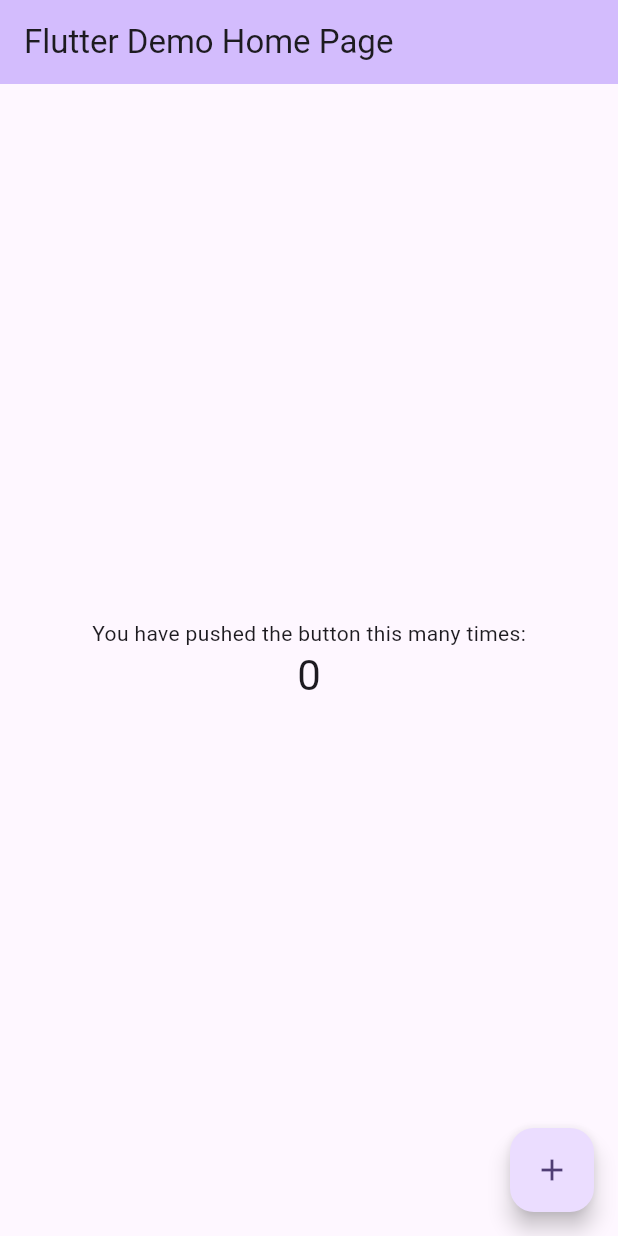
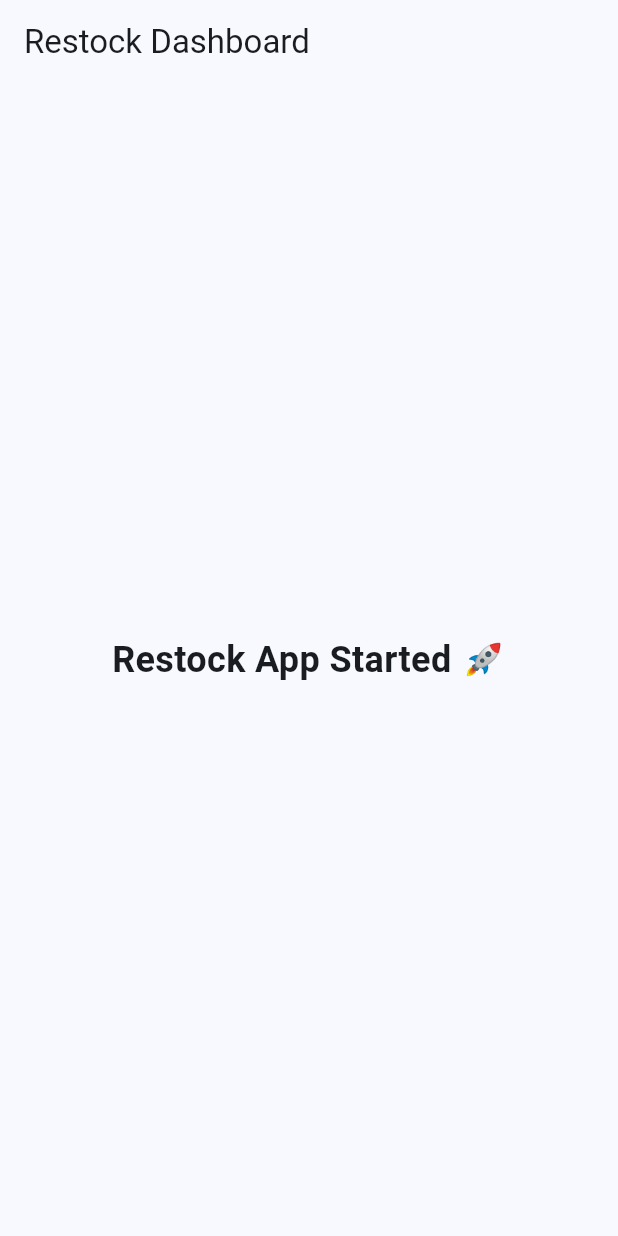
Before and after one commit to Bloody1Ace/restock_app, a Flutter app: the screen it shows after launch, on a phone screen of 412 x 824 dp. Run offline on Flutter 3.47's test engine with Material 3 defaults, Android fonts, the phone set to English and light mode, and no system bars.

Commit message:
Setup initial app structure

```diff
--- a/lib/main.dart
+++ b/lib/main.dart
@@ -1,121 +1,43 @@
 import 'package:flutter/material.dart';
 
 void main() {
-  runApp(const MyApp());
+  runApp(const RestockApp());
 }
 
-class MyApp extends StatelessWidget {
-  const MyApp({super.key});
+class RestockApp extends StatelessWidget {
+  const RestockApp({super.key});
 
-  // This widget is the root of your application.
   @override
   Widget build(BuildContext context) {
     return MaterialApp(
-      title: 'Flutter Demo',
+      debugShowCheckedModeBanner: false,
+      title: 'Restock App',
       theme: ThemeData(
-        // This is the theme of your application.
-        //
-        // TRY THIS: Try running your application with "flutter run". You'll see
-        // the application has a purple toolbar. Then, without quitting the app,
-        // try changing the seedColor in the colorScheme below to Colors.green
-        // and then invoke "hot reload" (save your changes or press the "hot
-        // reload" button in a Flutter-supported IDE, or press "r" if you used
-        // the command line to start the app).
-        //
-        // Notice that the counter didn't reset back to zero; the application
-        // state is not lost during the reload. To reset the state, use hot
-        // restart instead.
-        //
-        // This works for code too, not just values: Most code changes can be
-        // tested with just a hot reload.
-        colorScheme: .fromSeed(seedColor: Colors.deepPurple),
+        colorSchemeSeed: Colors.blue,
+        useMaterial3: true,
       ),
-      home: const MyHomePage(title: 'Flutter Demo Home Page'),
+      home: const HomeScreen(),
     );
   }
 }
 
-class MyHomePage extends StatefulWidget {
-  const MyHomePage({super.key, required this.title});
-
-  // This widget is the home page of your application. It is stateful, meaning
-  // that it has a State object (defined below) that contains fields that affect
-  // how it looks.
-
-  // This class is the configuration for the state. It holds the values (in this
-  // case the title) provided by the parent (in this case the App widget) and
-  // used by the build method of the State. Fields in a Widget subclass are
-  // always marked "final".
-
-  final String title;
-
-  @override
-  State<MyHomePage> createState() => _MyHomePageState();
-}
-
-class _MyHomePageState extends State<MyHomePage> {
-  int _counter = 0;
-
-  void _incrementCounter() {
-    setState(() {
-      // This call to setState tells the Flutter framework that something has
-      // changed in this State, which causes it to rerun the build method below
-      // so that the display can reflect the updated values. If we changed
-      // _counter without calling setState(), then the build method would not be
-      // called again, and so nothing would appear to happen.
-      _counter++;
-    });
-  }
+class HomeScreen extends StatelessWidget {
+  const HomeScreen({super.key});
 
   @override
   Widget build(BuildContext context) {
-    // This method is rerun every time setState is called, for instance as done
-    // by the _incrementCounter method above.
-    //
-    // The Flutter framework has been optimized to make rerunning build methods
-    // fast, so that you can just rebuild anything that needs updating rather
-    // than having to individually change instances of widgets.
     return Scaffold(
       appBar: AppBar(
-        // TRY THIS: Try changing the color here to a specific color (to
-        // Colors.amber, perhaps?) and trigger a hot reload to see the AppBar
-        // change color while the other colors stay the same.
-        backgroundColor: Theme.of(context).colorScheme.inversePrimary,
-        // Here we take the value from the MyHomePage object that was created by
-        // the App.build method, and use it to set our appbar title.
-        title: Text(widget.title),
+        title: const Text('Restock Dashboard'),
       ),
-      body: Center(
-        // Center is a layout widget. It takes a single child and positions it
-        // in the middle of the parent.
-        child: Column(
-          // Column is also a layout widget. It takes a list of children and
-          // arranges them vertically. By default, it sizes itself to fit its
-          // children horizontally, and tries to be as tall as its parent.
-          //
-          // Column has various properties to control how it sizes itself and
-          // how it positions its children. Here we use mainAxisAlignment to
-          // center the children vertically; the main axis here is the vertical
-          // axis because Columns are vertical (the cross axis would be
-          // horizontal).
-          //
-          // TRY THIS: Invoke "debug painting" (choose the "Toggle Debug Paint"
-          // action in the IDE, or press "p" in the console), to see the
-          // wireframe for each widget.
-          mainAxisAlignment: .center,
-          children: [
-            const Text('You have pushed the button this many times:'),
-            Text(
-              '$_counter',
-              style: Theme.of(context).textTheme.headlineMedium,
-            ),
-          ],
+      body: const Center(
+        child: Text(
+          'Restock App Started 🚀',
+          style: TextStyle(
+            fontSize: 24,
+            fontWeight: FontWeight.bold,
+          ),
         ),
-      ),
-      floatingActionButton: FloatingActionButton(
-        onPressed: _incrementCounter,
-        tooltip: 'Increment',
-        child: const Icon(Icons.add),
       ),
     );
   }
```
